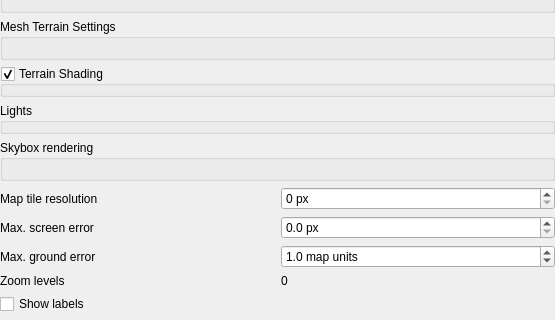
First picture: the form in src/ui/3d/map3dconfigwidget.ui, repository qgis/QGIS, before the edit; both pictures show x 0 to 555 and y 235 to 555 of the 555 by 675 pixel window.
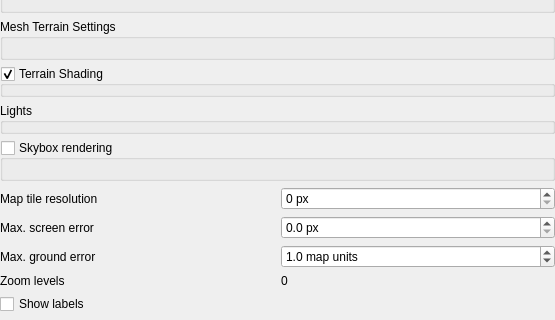
Second picture: the form after the edit. Custom widgets are drawn as their Qt base class.

```diff
--- a/src/ui/3d/map3dconfigwidget.ui
+++ b/src/ui/3d/map3dconfigwidget.ui
@@ -40,7 +40,7 @@
         <x>0</x>
         <y>0</y>
         <width>541</width>
-        <height>753</height>
+        <height>730</height>
        </rect>
       </property>
       <layout class="QGridLayout" name="gridLayout_4">
@@ -368,6 +368,12 @@
          <property name="title">
           <string>Skybox rendering</string>
          </property>
+         <property name="checkable">
+          <bool>true</bool>
+         </property>
+         <property name="checked">
+          <bool>false</bool>
+         </property>
          <layout class="QGridLayout" name="gridLayout_3"/>
         </widget>
        </item>
```
